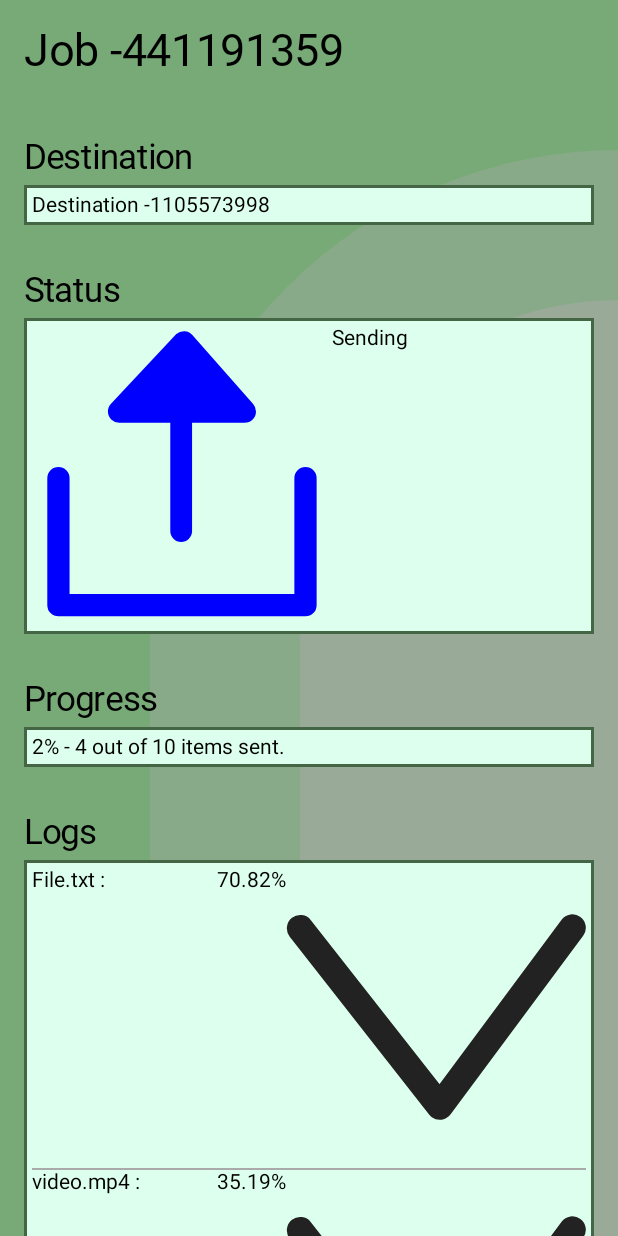
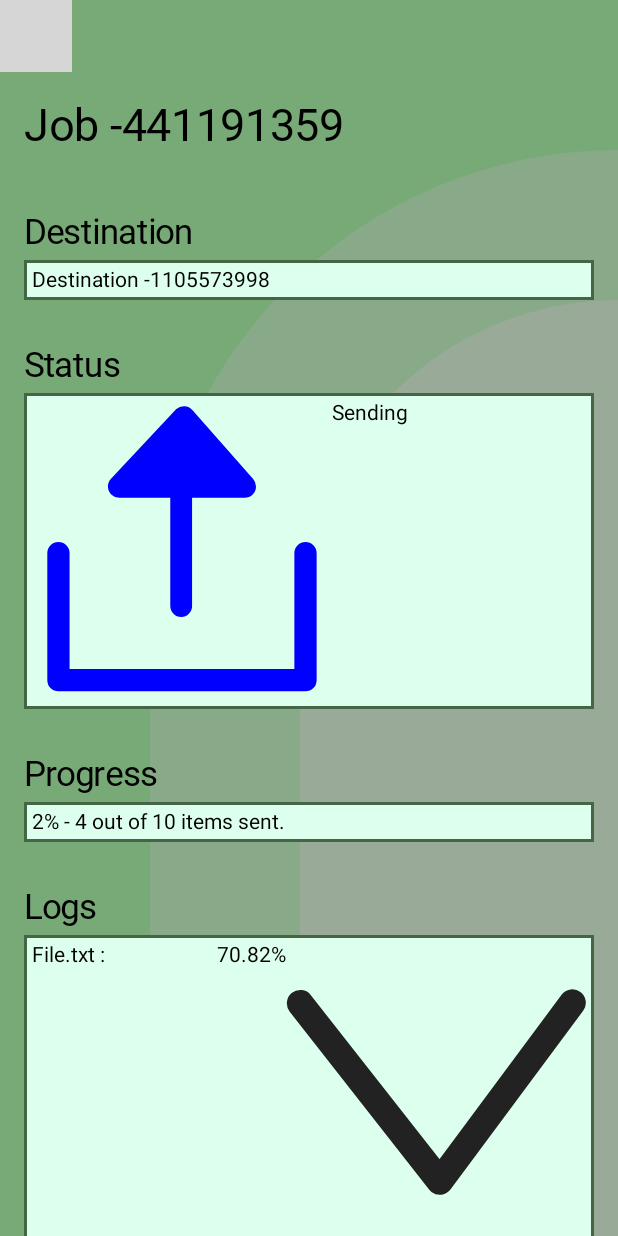
Before and after one commit to Alpha-Kand/Fittonia, an Android app built with Jetpack Compose: the @Preview function TransferDetailsScreen, on a phone screen of 412 x 824 dp. Run offline under Robolectric (Android 15) with nearby library versions, the phone set to English and light mode, and no system bars; Roboto replaces fonts that are not available here; 2 statements that could not run were skipped; grey boxes are pictures that could not be loaded.

Commit message:
Upgraded FittoniaHeader and colours.

```diff
--- a/composeApp/src/androidMain/kotlin/org/hmeadow/fittonia/components/Constants.kt
+++ b/composeApp/src/androidMain/kotlin/org/hmeadow/fittonia/components/Constants.kt
@@ -95,7 +95,3 @@ val inputLabelStyle = TextStyle(
 )
 
 val inputShape = RoundedCornerShape(corner = CornerSize(5.dp))
-
-val layer0Colour = Color(0xFF77AA77)
-val layer1Colour = Color(0xFF88AA88)
-val layer2Colour = Color(0xFF99AA99)
--- a/composeApp/src/androidMain/kotlin/org/hmeadow/fittonia/components/FittoniaScaffold.kt
+++ b/composeApp/src/androidMain/kotlin/org/hmeadow/fittonia/components/FittoniaScaffold.kt
@@ -21,9 +21,13 @@ import androidx.compose.ui.draw.clip
 import androidx.compose.ui.graphics.Color
 import androidx.compose.ui.layout.SubcomposeLayout
 import androidx.compose.ui.unit.dp
+import backgroundLayer0Colour
+import backgroundLayer1Colour
+import backgroundLayer2Colour
 import org.hmeadow.fittonia.MainActivity.Companion.imeHeight
 import org.hmeadow.fittonia.MainActivity.Companion.navBarHeight
 import org.hmeadow.fittonia.MainActivity.Companion.statusBarsHeight
+import statusBarColour
 
 private enum class ScaffoldSectionsEnum {
     HEADER, FOOTER, CONTENT, OVERLAY,
@@ -39,14 +43,14 @@ fun FittoniaScaffold(
     val imeHeightLocal = imeHeight.collectAsState(initial = 0)
     val navBarHeightLocal = navBarHeight.collectAsState(initial = 0)
     val statusBarsHeightLocal = statusBarsHeight.collectAsState(initial = 0)
-    Box(modifier = Modifier.background(layer0Colour)) {
+    Box(modifier = Modifier.background(backgroundLayer0Colour)) {
         Box(
             modifier = Modifier
                 .align(alignment = Alignment.BottomEnd)
                 .padding(top = 100.dp, start = 100.dp)
                 .clip(RoundedCornerShape(topStart = 500.dp))
                 .fillMaxSize()
-                .background(layer1Colour),
+                .background(backgroundLayer1Colour),
         ) {}
         Box(
             modifier = Modifier
@@ -54,13 +58,18 @@ fun FittoniaScaffold(
                 .padding(top = 200.dp, start = 200.dp)
                 .clip(RoundedCornerShape(topStart = 500.dp))
                 .fillMaxSize()
-                .background(layer2Colour),
+                .background(backgroundLayer2Colour),
         ) {}
         SubcomposeLayout(modifier = Modifier) { constraints ->
             val headerPlaceables = subcompose(ScaffoldSectionsEnum.HEADER) {
                 header?.let {
-                    Column(modifier = Modifier.background(color = Color(0xAA448844))) {
-                        Spacer(modifier = Modifier.requiredHeight(statusBarsHeightLocal.value.toDp()))
+                    Column {
+                        Box(
+                            modifier = Modifier
+                                .requiredHeight(statusBarsHeightLocal.value.toDp())
+                                .fillMaxWidth()
+                                .background(color = statusBarColour),
+                        )
                         Box(
                             modifier = Modifier
                                 .requiredHeight(50.dp)
--- a/composeApp/src/androidMain/kotlin/org/hmeadow/fittonia/screens/TransferDetailsScreen.kt
+++ b/composeApp/src/androidMain/kotlin/org/hmeadow/fittonia/screens/TransferDetailsScreen.kt
@@ -48,6 +48,11 @@ val transfer = TransferJob(
 @Preview
 fun TransferDetailsScreen() {
     FittoniaScaffold(
+        header = {
+            FittoniaHeader(
+                onBackClicked = onBackClicked,
+            )
+        },
         content = {
             Column(modifier = Modifier.padding(all = 16.dp)) {
                 Text(
--- /dev/null
+++ b/composeApp/src/commonMain/kotlin/Colour.kt
@@ -0,0 +1,10 @@
+import androidx.compose.ui.graphics.Color
+
+// Header
+val statusBarColour = Color(0xAA448844)
+val headerBackgroundColour = Color(0xAA448844)
+
+// Background
+val backgroundLayer0Colour = Color(0xFF77AA77)
+val backgroundLayer1Colour = Color(0xFF88AA88)
+val backgroundLayer2Colour = Color(0xFF99AA99)
```
Also changed, not shown: composeApp/src/androidMain/kotlin/org/hmeadow/fittonia/components/FittoniaHeader.kt (+16 -7 lines), composeApp/src/androidMain/kotlin/org/hmeadow/fittonia/screens/DebugScreen.kt (+5 -16 lines), composeApp/src/androidMain/kotlin/org/hmeadow/fittonia/utility/Modifier.kt (added, +11 -0 lines).
